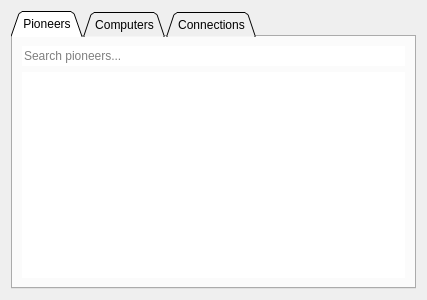
This is hoopergui/search_widget.ui in VLN1-15-30/fall-project as Qt 5 draws it before an edit. The edited form follows.
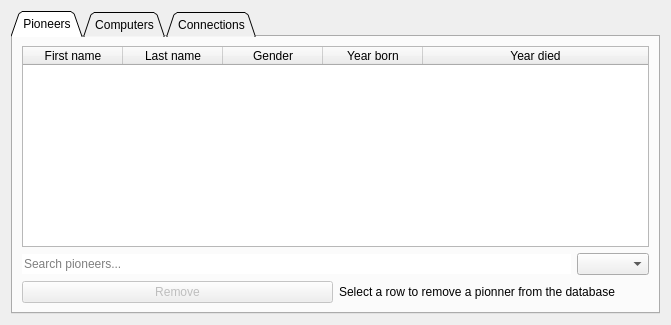
This is the edited form. The open tabs and pages were chosen to show the change.

The edit to the form file:
```diff
--- a/hoopergui/search_widget.ui
+++ b/hoopergui/search_widget.ui
@@ -6,8 +6,8 @@
    <rect>
     <x>0</x>
     <y>0</y>
-    <width>427</width>
-    <height>300</height>
+    <width>671</width>
+    <height>325</height>
    </rect>
   </property>
   <property name="windowTitle">
@@ -37,6 +37,46 @@
       </attribute>
       <layout class="QGridLayout" name="gridLayout">
        <item row="0" column="0">
+        <widget class="QTableWidget" name="table_pioneers">
+         <property name="sortingEnabled">
+          <bool>true</bool>
+         </property>
+         <attribute name="horizontalHeaderStretchLastSection">
+          <bool>true</bool>
+         </attribute>
+         <attribute name="verticalHeaderStretchLastSection">
+          <bool>true</bool>
+         </attribute>
+         <column>
+          <property name="text">
+           <string>First name</string>
+          </property>
+         </column>
+         <column>
+          <property name="text">
+           <string>Last name</string>
+          </property>
+         </column>
+         <column>
+          <property name="text">
+           <string>Gender</string>
+          </property>
+         </column>
+         <column>
+          <property name="text">
+           <string>Year born</string>
+          </property>
+         </column>
+         <column>
+          <property name="text">
+           <string>Year died</string>
+          </property>
+         </column>
+        </widget>
+       </item>
+       <item row="1" column="0">
+        <layout class="QHBoxLayout" name="horizontalLayout">
+         <item>
         <widget class="QLineEdit" name="lineEdit_pioneers">
          <property name="text">
           <string/>
@@ -49,12 +89,31 @@
          </property>
         </widget>
        </item>
-       <item row="1" column="0">
-        <widget class="QTableView" name="tableView_pioneers">
-         <property name="frameShape">
-          <enum>QFrame::NoFrame</enum>
-         </property>
-        </widget>
+         <item>
+          <widget class="QComboBox" name="comboBox_pioneers"/>
+         </item>
+        </layout>
+       </item>
+       <item row="3" column="0">
+        <layout class="QHBoxLayout" name="horizontalLayout_4">
+         <item>
+          <widget class="QPushButton" name="pushButton_remove_Pioneer">
+           <property name="enabled">
+            <bool>false</bool>
+           </property>
+           <property name="text">
+            <string>Remove</string>
+           </property>
+          </widget>
+         </item>
+         <item>
+          <widget class="QLabel" name="label_removePioneer">
+           <property name="text">
+            <string>Select a row to remove a pionner from the database</string>
+           </property>
+          </widget>
+         </item>
+        </layout>
        </item>
       </layout>
      </widget>
```
Left out of the diff: 121 changed lines with no effect on the pictures. Lines whose indentation alone changed are shown as unchanged.
